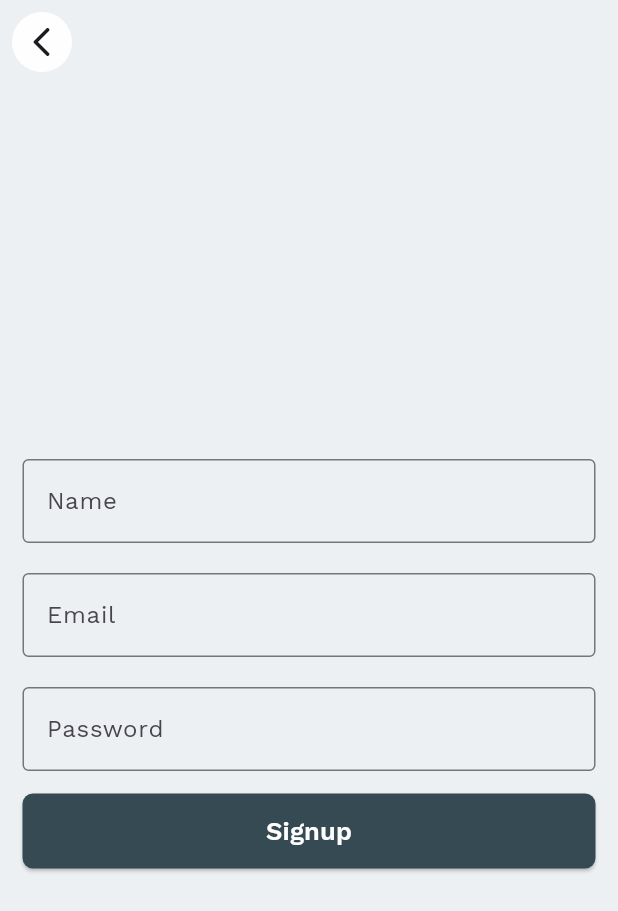
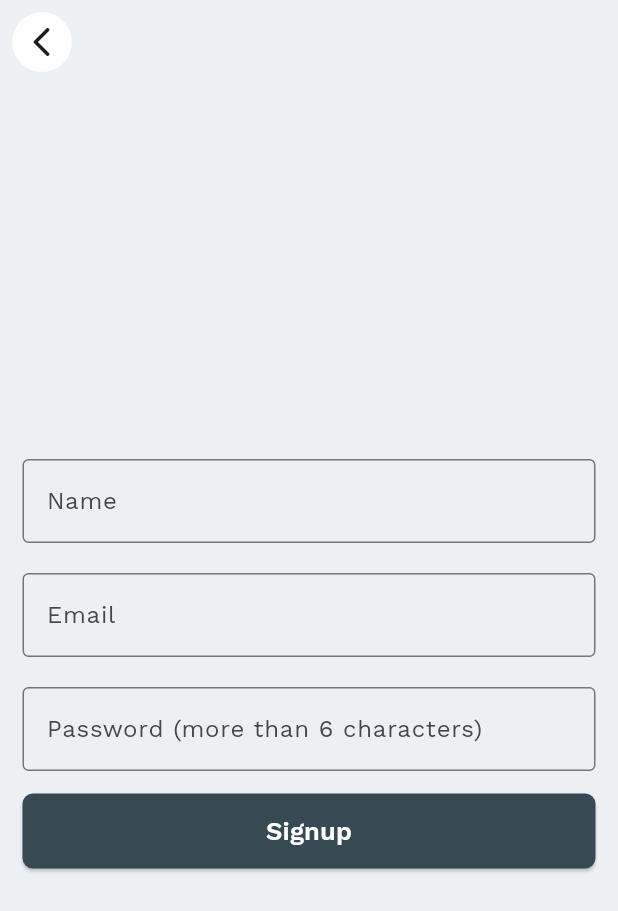
Before and after one commit to neo-0007/CampusCommunities, a Flutter app: the SignupPage screen opened by its route, on a phone screen of 412 x 824 dp. Shown: the top 911 px of the screen. Run offline on Flutter 3.47's test engine with Material 3 defaults, Android fonts, the phone set to English and light mode, and no system bars; our stand-ins replace file_picker, flutter_secure_storage, google_fonts, google_nav_bar, supabase_flutter; missing offline and left inert: dropdownfield2, flutter_cached_pdfview, svg_flutter; accounts and stored records are empty.

Commit message:
feat(signup): update hint text for password field
- Updated the hint text of password field on the signup page to indicate the password must be more than 6 characters.

```diff
--- a/lib/features/auth/view/pages/signup_page.dart
+++ b/lib/features/auth/view/pages/signup_page.dart
@@ -54,7 +54,7 @@ class _SignupPageState extends State<SignupPage> {
             height: 10,
           ),
           TextFieldCustom(
-            hintText: 'Password',
+            hintText: 'Password (more than 6 characters)',
             isPassword: true,
             controller: passwordController,
           ),
```
